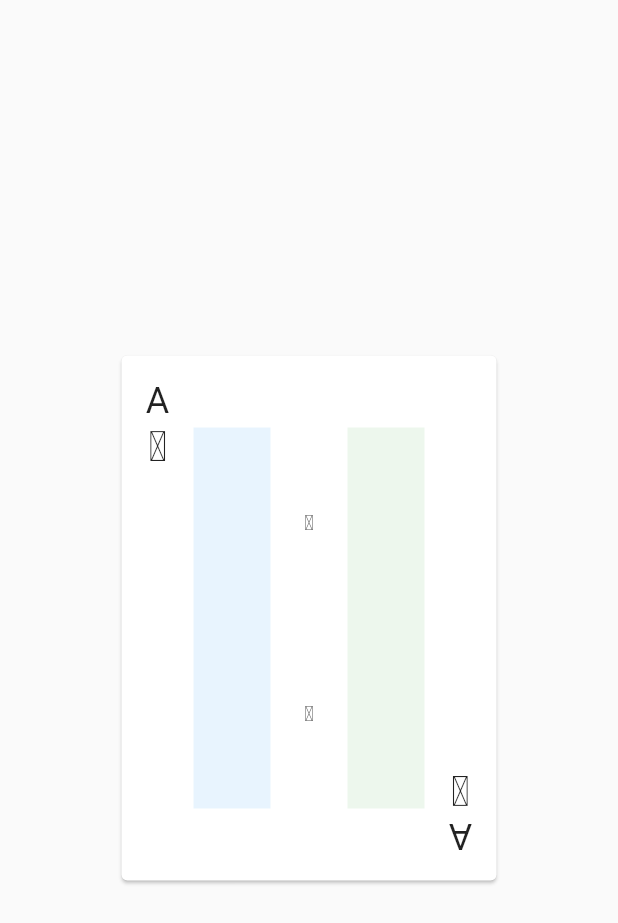
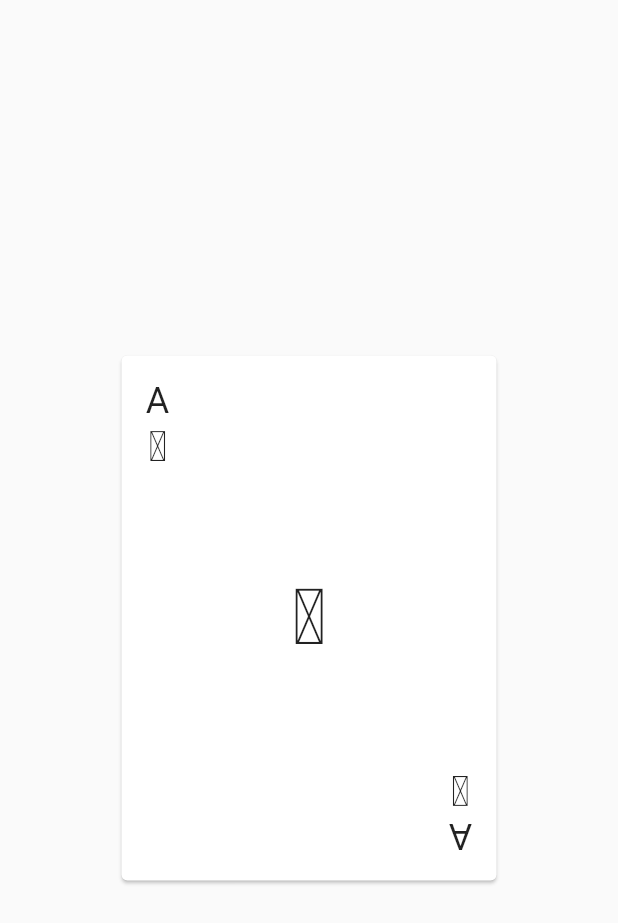
Before and after one commit to choongmanee/deck_of_cards, a Flutter app: the screen it shows after launch, on a phone screen of 412 x 824 dp. Shown: the top 923 px of the screen. Run offline on Flutter 3.47's test engine with Material 2 defaults, Android fonts, the phone set to English and light mode, and no system bars.

Commit message:
add card body constructor

```diff
--- a/lib/screens/DeckOfCardsScreen.dart
+++ b/lib/screens/DeckOfCardsScreen.dart
@@ -30,7 +30,7 @@ class DeckOfCardsScreen extends StatelessWidget {
             onTap: () => {
               print(math.Random().nextInt(14).toRadixString(16).toUpperCase()),
             },
-            child: CartTemplate(),
+            child: CardTemplate(),
           ),
         ),
       ),
--- a/lib/widgets/cardBody.dart
+++ b/lib/widgets/cardBody.dart
@@ -1,9 +1,10 @@
 import 'package:flutter/material.dart';
 
 class CardBody extends StatelessWidget {
-  const CardBody({
-    Key key,
-  }) : super(key: key);
+  final int left;
+  final int center;
+  final int right;
+  CardBody({this.left, this.center, this.right});
 
   @override
   Widget build(BuildContext context) {
@@ -13,23 +14,45 @@ class CardBody extends StatelessWidget {
         child: Row(
           children: [
             Expanded(
-              child: Container(
-                color: Colors.blue.withOpacity(0.1),
+              child: Column(
+                mainAxisAlignment: MainAxisAlignment.spaceAround,
+                children: List.filled(
+                  this.left,
+                  Text(
+                    '\u2660',
+                    style: TextStyle(
+                      fontSize: 52.0,
+                    ),
+                  ),
+                ),
               ),
             ),
             Expanded(
               child: Column(
                 mainAxisAlignment: MainAxisAlignment.spaceAround,
-                children: [
-                  Text('\u2660'),
-                  Text('\u2660'),
-//                  Text('\u2660'),
-                ],
+                children: List.filled(
+                  this.center,
+                  Text(
+                    '\u2660',
+                    style: TextStyle(
+                      fontSize: 52.0,
+                    ),
+                  ),
+                ),
               ),
             ),
             Expanded(
-              child: Container(
-                color: Colors.green.withOpacity(0.1),
+              child: Column(
+                mainAxisAlignment: MainAxisAlignment.spaceAround,
+                children: List.filled(
+                  this.right,
+                  Text(
+                    '\u2660',
+                    style: TextStyle(
+                      fontSize: 52.0,
+                    ),
+                  ),
+                ),
               ),
             ),
           ],
--- a/lib/widgets/cardTemplate.dart
+++ b/lib/widgets/cardTemplate.dart
@@ -5,8 +5,8 @@ import 'package:flutter/material.dart';
 import 'cardBody.dart';
 import 'cardCorner.dart';
 
-class CartTemplate extends StatelessWidget {
-  const CartTemplate({
+class CardTemplate extends StatelessWidget {
+  const CardTemplate({
     Key key,
   }) : super(key: key);
 
@@ -16,7 +16,11 @@ class CartTemplate extends StatelessWidget {
       child: Row(
         children: [
           CardCorner(),
-          CardBody(),
+          CardBody(
+            left: 0,
+            center: 1,
+            right: 0,
+          ),
           Transform.rotate(
             angle: math.pi / 1.0,
             child: CardCorner(),
```
Also changed, not shown: lib/providers/Deck.dart (renamed from lib/providers/DeckProvider.dart).
